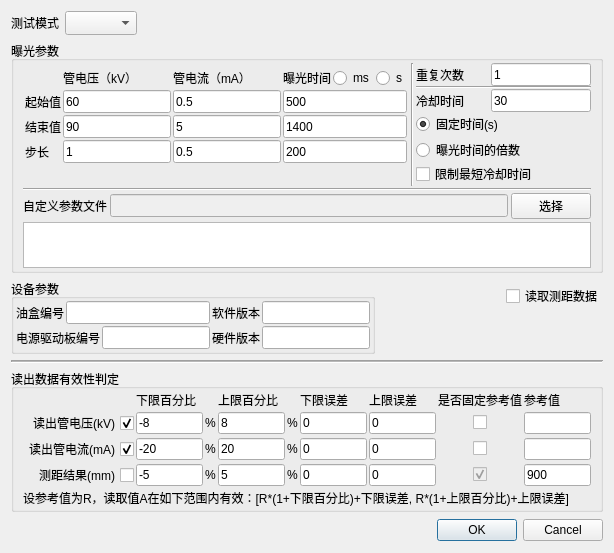
Old version of the form test_param_settings.ui in the repository curious-heart/X-exposer-tool.
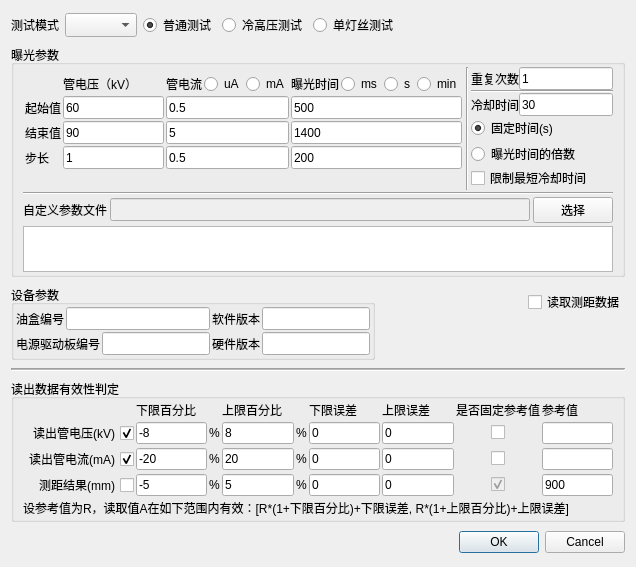
New version of the form.

Commit message: Add current unit option and dura unit option; add single mode parameters on main ui, but not sync its data with test-parameters dialog.

The edit to the form file:
```diff
--- a/test_param_settings.ui
+++ b/test_param_settings.ui
@@ -6,8 +6,8 @@
    <rect>
     <x>0</x>
     <y>0</y>
-    <width>614</width>
-    <height>470</height>
+    <width>636</width>
+    <height>567</height>
    </rect>
   </property>
   <property name="sizePolicy">
@@ -57,6 +57,33 @@
        </property>
       </widget>
      </item>
+     <item>
+      <widget class="QRadioButton" name="testContentNormalRButton">
+       <property name="text">
+        <string>普通测试</string>
+       </property>
+       <property name="checked">
+        <bool>true</bool>
+       </property>
+      </widget>
+     </item>
+     <item>
+      <widget class="QRadioButton" name="testContentCoolHVRButton">
+       <property name="text">
+        <string>冷高压测试</string>
+       </property>
+       <property name="checked">
+        <bool>false</bool>
+       </property>
+      </widget>
+     </item>
+     <item>
+      <widget class="QRadioButton" name="testContentOnlyCoilRButton">
+       <property name="text">
+        <string>单灯丝测试</string>
+       </property>
+      </widget>
+     </item>
      <item>
       <spacer name="horizontalSpacer">
        <property name="orientation">
@@ -113,7 +140,7 @@
            <number>0</number>
           </property>
           <item>
-           <layout class="QGridLayout" name="gridLayout" rowminimumheight="0,0,0,0">
+           <layout class="QGridLayout" name="gridLayout">
             <property name="sizeConstraint">
              <enum>QLayout::SetMinimumSize</enum>
             </property>
@@ -132,6 +159,19 @@
             <property name="spacing">
              <number>2</number>
             </property>
+            <item row="2" column="2">
+             <widget class="QLineEdit" name="cubeCurrentEndEdit">
+              <property name="minimumSize">
+               <size>
+                <width>0</width>
+                <height>23</height>
+               </size>
+              </property>
+              <property name="text">
+               <string>5</string>
+              </property>
+             </widget>
+            </item>
             <item row="0" column="1">
              <widget class="QLabel" name="cubeVolLbl">
               <property name="text">
@@ -139,10 +179,66 @@
               </property>
              </widget>
             </item>
-            <item row="0" column="2">
-             <widget class="QLabel" name="cubeCurrentLbl">
+            <item row="3" column="2">
+             <widget class="QLineEdit" name="cubeCurrentStepEdit">
+              <property name="minimumSize">
+               <size>
+                <width>0</width>
+                <height>23</height>
+               </size>
+              </property>
               <property name="text">
-               <string>管电流（mA）</string>
+               <string>0.5</string>
+              </property>
+             </widget>
+            </item>
+            <item row="2" column="3">
+             <layout class="QHBoxLayout" name="horizontalLayout_12">
+              <item>
+               <widget class="QLineEdit" name="expoDuraEndEdit">
+                <property name="minimumSize">
+                 <size>
+                  <width>0</width>
+                  <height>23</height>
+                 </size>
+                </property>
+                <property name="text">
+                 <string>1400</string>
+                </property>
+               </widget>
+              </item>
+             </layout>
+            </item>
+            <item row="3" column="3">
+             <layout class="QHBoxLayout" name="horizontalLayout_13">
+              <item>
+               <widget class="QLineEdit" name="expoDuraStepEdit">
+                <property name="minimumSize">
+                 <size>
+                  <width>0</width>
+                  <height>23</height>
+                 </size>
+                </property>
+                <property name="text">
+                 <string>200</string>
+                </property>
+               </widget>
+              </item>
+             </layout>
+            </item>
+            <item row="3" column="1">
+             <widget class="QLineEdit" name="cubeVoltStepEdit">
+              <property name="enabled">
+               <bool>true</bool>
+              </property>
+              <property name="minimumSize">
+               <size>
+                <width>0</width>
+                <height>23</height>
+               </size>
+              </property>
+              <property name="text">
+               <string>1</string>
               </property>
              </widget>
             </item>
@@ -172,12 +268,32 @@
                 </property>
                </widget>
               </item>
+              <item>
+               <widget class="QRadioButton" name="expoDuraUnitminRButton">
+                <property name="text">
+                 <string>min</string>
+                </property>
+               </widget>
+              </item>
              </layout>
             </item>
-            <item row="1" column="0">
-             <widget class="QLabel" name="startValLbl">
+            <item row="3" column="0">
+             <widget class="QLabel" name="stepLbl">
               <property name="text">
-               <string>起始值</string>
+               <string>步长</string>
+              </property>
+             </widget>
+            </item>
+            <item row="1" column="2">
+             <widget class="QLineEdit" name="cubeCurrentStartEdit">
+              <property name="minimumSize">
+               <size>
+                <width>0</width>
+                <height>23</height>
+               </size>
+              </property>
+              <property name="text">
+               <string>0.5</string>
               </property>
              </widget>
             </item>
@@ -194,19 +310,6 @@
               </property>
              </widget>
             </item>
-            <item row="1" column="2">
-             <widget class="QLineEdit" name="cubeCurrentStartEdit">
-              <property name="minimumSize">
-               <size>
-                <width>0</width>
-                <height>23</height>
-               </size>
-              </property>
-              <property name="text">
-               <string>0.5</string>
-              </property>
-             </widget>
-            </item>
             <item row="1" column="3">
              <layout class="QHBoxLayout" name="horizontalLayout_11">
               <item>
@@ -224,10 +327,10 @@
               </item>
              </layout>
             </item>
-            <item row="2" column="0">
-             <widget class="QLabel" name="endValLbl">
+            <item row="1" column="0">
+             <widget class="QLabel" name="startValLbl">
               <property name="text">
-               <string>结束值</string>
+               <string>起始值</string>
               </property>
              </widget>
             </item>
@@ -244,84 +347,36 @@
               </property>
              </widget>
             </item>
-            <item row="2" column="2">
-             <widget class="QLineEdit" name="cubeCurrentEndEdit">
-              <property name="minimumSize">
-               <size>
-                <width>0</width>
-                <height>23</height>
-               </size>
-              </property>
+            <item row="2" column="0">
+             <widget class="QLabel" name="endValLbl">
               <property name="text">
-               <string>5</string>
+               <string>结束值</string>
               </property>
              </widget>
             </item>
-            <item row="2" column="3">
-             <layout class="QHBoxLayout" name="horizontalLayout_12">
+            <item row="0" column="2">
+             <layout class="QHBoxLayout" name="horizontalLayout_25">
               <item>
-               <widget class="QLineEdit" name="expoDuraEndEdit">
-                <property name="minimumSize">
-                 <size>
-                  <width>0</width>
-                  <height>23</height>
-                 </size>
-                </property>
+               <widget class="QLabel" name="cubeCurrentLbl">
                 <property name="text">
-                 <string>1400</string>
+                 <string>管电流</string>
                 </property>
                </widget>
               </item>
-             </layout>
-            </item>
-            <item row="3" column="0">
-             <widget class="QLabel" name="stepLbl">
-              <property name="text">
-               <string>步长</string>
-              </property>
-             </widget>
-            </item>
-            <item row="3" column="1">
-             <widget class="QLineEdit" name="cubeVoltStepEdit">
-              <property name="enabled">
-               <bool>true</bool>
-              </property>
-              <property name="minimumSize">
-               <size>
-                <width>0</width>
-                <height>23</height>
-               </size>
-              </property>
-              <property name="text">
-               <string>1</string>
-              </property>
-             </widget>
-            </item>
-            <item row="3" column="2">
-             <widget class="QLineEdit" name="cubeCurrentStepEdit">
-              <property name="minimumSize">
-               <size>
-                <width>0</width>
-                <height>23</height>
-               </size>
-              </property>
-              <property name="text">
-               <string>0.5</string>
-              </property>
-             </widget>
-            </item>
-            <item row="3" column="3">
-             <layout class="QHBoxLayout" name="horizontalLayout_13">
               <item>
-               <widget class="QLineEdit" name="expoDuraStepEdit">
-                <property name="minimumSize">
-                 <size>
-                  <width>0</width>
-                  <height>23</height>
-                 </size>
+               <widget class="QRadioButton" name="cubeCurrentUnituARButton">
+                <property name="text">
+                 <string>uA</string>
                 </property>
+                <property name="checked">
+                 <bool>true</bool>
+                </property>
+               </widget>
+              </item>
+              <item>
+               <widget class="QRadioButton" name="cubeCurrentUnitmARButton">
                 <property name="text">
-                 <string>200</string>
+                 <string>mA</string>
                 </property>
                </widget>
               </item>
@@ -339,8 +394,8 @@
             </property>
             <property name="sizeHint" stdset="0">
              <size>
-              <width>20</width>
-              <height>18</height>
+              <width>419</width>
+              <height>13</height>
              </size>
             </property>
            </spacer>
```
The commit also changes 9 other files.
